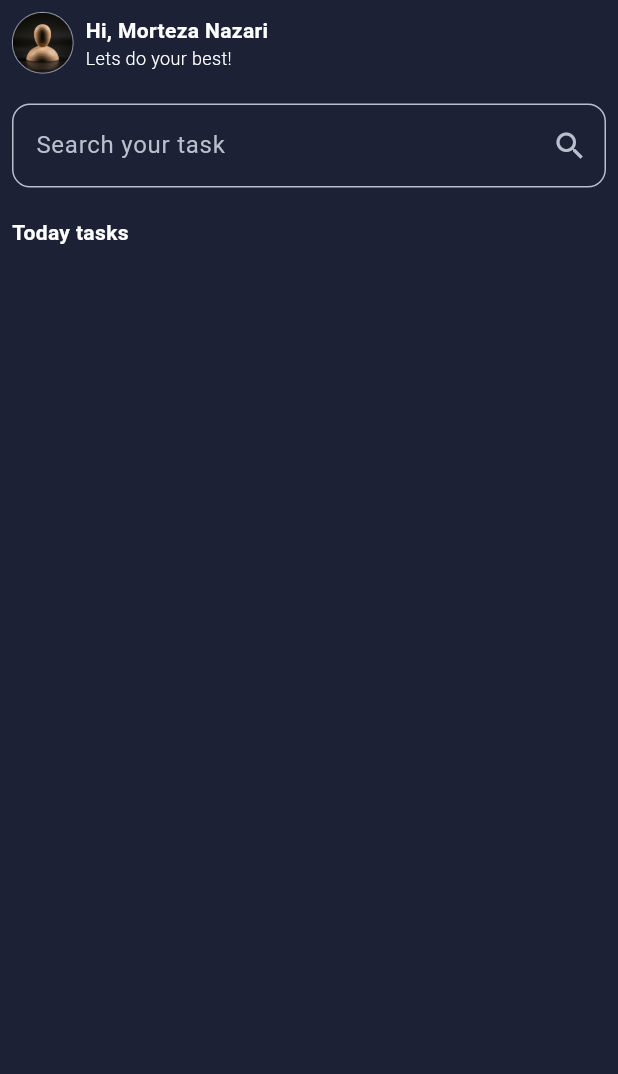
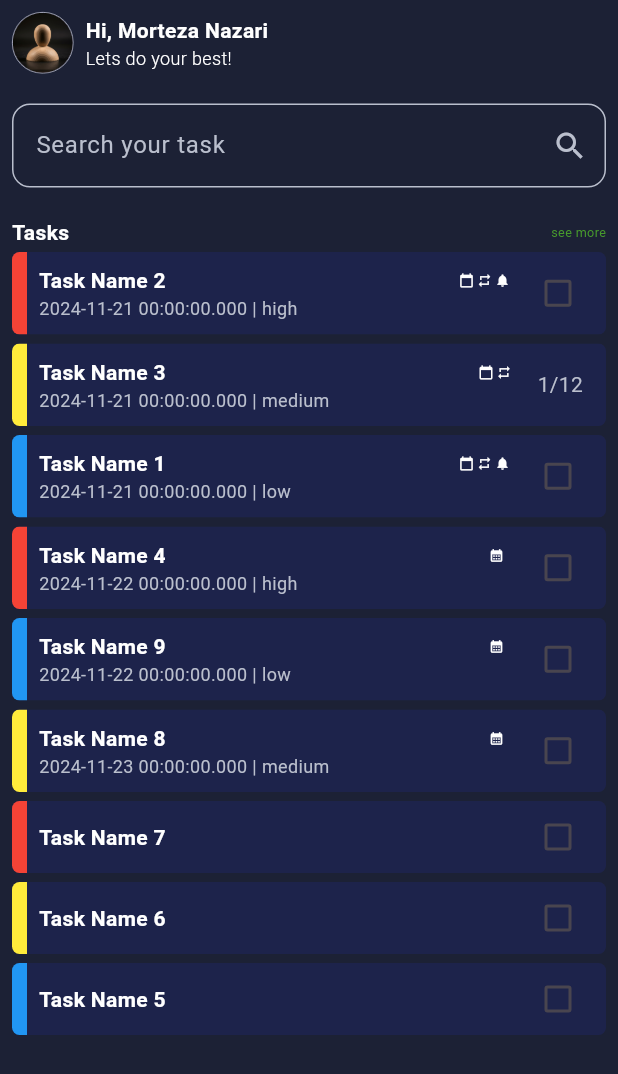
Before and after one commit to mortezanazari-hub/emendo_flutter, a Flutter app: the screen it shows after launch, on a phone screen of 412 x 824 dp. Shown: the top 1074 px of the screen. Run offline on Flutter 3.47's test engine with Material 3 defaults, Android fonts, the phone set to English and light mode, and no system bars; our stand-ins replace bloc, dio, equatable, flutter_bloc, flutter_svg, get_it and 3 more.

Commit message:
task widgets home screen fake db task model

```diff
--- a/lib/Common/error_handling/check_exceptions.dart
+++ b/lib/Common/error_handling/check_exceptions.dart
@@ -1,4 +1,3 @@
-
 import 'package:dio/dio.dart';
 import 'data_state.dart';
 
@@ -6,7 +5,6 @@ class CheckExceptions {
   CheckExceptions(Object? error);
 
   static Future<DataFailed> response(Response? response) async {
-    print(response?.statusCode ?? "aaaa");
     switch (response?.statusCode ?? -1) {
       case 400:
         return DataFailed(response?.data['message'] ?? "Data was wrong");
@@ -17,20 +15,19 @@ class CheckExceptions {
       case 500:
         return const DataFailed("Server is Not Responding,");
       default:
-        if(response != null){
-          return DataFailed(response.data['message'] ?? "Please check your connection");
-        }else{
+        if (response != null) {
+          return DataFailed(
+              response.data['message'] ?? "Please check your connection");
+        } else {
           return const DataFailed("Please check your connection");
         }
     }
   }
 
   static Future<DataState> getError(Object error) async {
-    print("error: " + error.toString());
-    if(error is DioException){
+    if (error is DioException) {
       return response(error.response);
-    }else{
-      print(error.toString());
+    } else {
       return const DataFailed("There is an Error");
     }
   }
--- /dev/null
+++ b/lib/core/utils/is_today.dart
@@ -0,0 +1,8 @@
+class IsToday {
+  static bool isToday(DateTime date) {
+    final now = DateTime.now();
+    return date.year == now.year &&
+        date.month == now.month &&
+        date.day == now.day;
+  }
+}
--- a/lib/core/utils/on_dio_exception_handle.dart
+++ b/lib/core/utils/on_dio_exception_handle.dart
@@ -8,39 +8,30 @@ class OnDioExceptionHandle {
   void call() {
     switch (exception.type) {
       case DioExceptionType.connectionTimeout:
-        print("Connection timeout");
         break;
 
       case DioExceptionType.sendTimeout:
-        print("Send timeout");
         break;
 
       case DioExceptionType.receiveTimeout:
-        print("Receive timeout");
         break;
 
       case DioExceptionType.badCertificate:
-        print("Bad certificate");
         break;
 
       case DioExceptionType.badResponse:
-        print("Bad response: ${exception.response?.statusCode}");
         break;
 
       case DioExceptionType.cancel:
-        print("Request was cancelled");
         break;
 
       case DioExceptionType.connectionError:
-        print("Connection error: ${exception.message}");
         break;
 
       case DioExceptionType.unknown:
-        print("Unknown error: ${exception.message}");
         break;
 
       default:
-        print("Something went wrong");
         break;
     }
   }
--- a/lib/features/auth/domain/usecase/validate_email_usecase.dart
+++ b/lib/features/auth/domain/usecase/validate_email_usecase.dart
@@ -1,12 +1,9 @@
 import 'package:emendo/Common/error_handling/data_state.dart';
-import 'package:emendo/Common/param/register_param.dart';
 import 'package:emendo/config/usecase.dart';
 import 'package:emendo/di.dart';
 import 'package:emendo/features/auth/domain/repository/auth_repository.dart';
 
-
-class ValidateEmailUseCase implements UseCase<DataState,String> {
-
+class ValidateEmailUseCase implements UseCase<DataState, String> {
   @override
   Future<DataState<dynamic>> call({required String param}) {
     return locator<AuthRepository>().emailValidationRep(param);
--- a/lib/features/auth/presentation/widgets/result_icon.dart
+++ b/lib/features/auth/presentation/widgets/result_icon.dart
@@ -1,4 +1,3 @@
-import 'package:emendo/core/utils/app_const.dart';
 import 'package:flutter/material.dart';
 
 class ResultIcon extends StatefulWidget {
--- a/lib/features/home/presentation/pages/home_screen.dart
+++ b/lib/features/home/presentation/pages/home_screen.dart
@@ -1,5 +1,8 @@
 import 'package:emendo/core/utils/app_const.dart';
-import 'package:emendo/core/widgets/app_title_description.dart';
+import 'package:emendo/core/widgets/app_link_text.dart';
+import 'package:emendo/features/tasks/data/local/test_db_tasks.dart';
+import 'package:emendo/features/tasks/data/model/task_model.dart';
+import 'package:emendo/features/tasks/presentation/widget/task_view_model.dart';
 import 'package:flutter/material.dart';
 
 class HomeScreen extends StatefulWidget {
@@ -11,6 +14,35 @@ class HomeScreen extends StatefulWidget {
 
 class _HomeScreenState extends State<HomeScreen> {
   final _userFullName = "Morteza Nazari";
+  late List<TaskModel> sortedTasks;
+
+  void sortTasks() {
+    sortedTasks = TestDbTasks.taskList.toList();
+    sortedTasks.sort((a, b) => a.compareTo(b));
+  }
+
+  @override
+  void initState() {
+    super.initState();
+    sortTasks();
+  }
+
+  int countAllSubTasks(TaskModel task) {
+    int count = task.subTasks?.length ?? 0;
+    task.subTasks?.forEach((subTask) {
+      count += countAllSubTasks(subTask);
+    });
+    return count;
+  }
+
+  int countCompletedSubTasks(TaskModel task) {
+    int count = 0;
+    task.subTasks?.forEach((subTask) {
+      if (subTask.isCompleted == true) count++;
+      count += countCompletedSubTasks(subTask);
+    });
+    return count;
+  }
 
   @override
   Widget build(BuildContext context) {
@@ -109,15 +141,34 @@ class _HomeScreenState extends State<HomeScreen> {
                 //space
                 SizedBox(height: 20),
 
-                //Today list items
+                //Tasks list items
                 Row(children: [
                   Text(
-                    "Today tasks",
+                    "Tasks",
                     style: TextStyle(
                         fontWeight: FontWeight.bold,
                         color: AppConst.secondColor),
                   ),
-                ])
+                  Spacer(),
+                  AppLinkText(text: "see more", onPressed: () {})
+                ]),
+
+                //tasks list
+                ListView.builder(
+                  shrinkWrap: true,
+                  physics: NeverScrollableScrollPhysics(),
+                  itemCount: TestDbTasks.taskList.length,
+                  itemBuilder: (context, index) {
+                    final task = sortedTasks.elementAt(index);
+                    final allTasksLength = countAllSubTasks(task);
+                    final completedTasksLength = countCompletedSubTasks(task);
+                    return TaskWidget(
+                      task,
+                      allTasksLength: allTasksLength,
+                      completedTasksLength: completedTasksLength,
+                    );
+                  },
+                ),
 
                 //end of body
               ],
--- /dev/null
+++ b/lib/features/tasks/data/local/test_db_tasks.dart
@@ -0,0 +1,84 @@
+import 'package:emendo/features/tasks/data/model/task_model.dart';
+
+class TestDbTasks {
+  static final taskList = {
+    TaskModel("Task Name 1",
+        specificTime: true,
+        taskType: TaskType.onDay,
+        taskPriority: TaskPriority.low,
+        dueDate: DateTime(2024, 11, 21),
+        hasNotifications: true,
+        notificationType: NotificationType.both,
+        repeatedTask: true,
+        taskDescription: "${DateTime(2024, 11, 21)} | low",
+        repeatedTaskPeriod: RepeatedTaskPeriod.daily),
+    TaskModel("Task Name 2",
+        specificTime: true,
+        taskType: TaskType.onDay,
+        taskPriority: TaskPriority.high,
+        dueDate: DateTime(2024, 11, 21),
+        taskDescription: "${DateTime(2024, 11, 21)} | high",
+        hasNotifications: true,
+        notificationType: NotificationType.both,
+        repeatedTask: true,
+        repeatedTaskPeriod: RepeatedTaskPeriod.daily),
+    TaskModel("Task Name 3",
+        specificTime: true,
+        taskType: TaskType.onDay,
+        taskPriority: TaskPriority.medium,
+        dueDate: DateTime(2024, 11, 21),
+        taskDescription: "${DateTime(2024, 11, 21)} | medium",
+        hasNotifications: false,
+        notificationType: NotificationType.both,
+        repeatedTask: true,
+        repeatedTaskPeriod: RepeatedTaskPeriod.daily,
+        subTasks: {
+          TaskModel("sub task 1"),
+          TaskModel("sub task 2"),
+          TaskModel("sub task 3"),
+          TaskModel("sub task 4", subTasks: {
+            TaskModel("sub sub task 1"),
+            TaskModel("sub sub task 2"),
+            TaskModel("sub sub task 3"),
+            TaskModel("sub sub task 4", subTasks: {
+              TaskModel("sub sub sub task 1"),
+              TaskModel("sub sub sub task 2"),
+              TaskModel("sub sub sub task 3", isCompleted: true),
+              TaskModel("sub sub sub task 4")
+            })
+          })
+        }),
+    TaskModel("Task Name 4",
+        specificTime: true,
+        taskType: TaskType.onDay,
+        taskPriority: TaskPriority.high,
+        taskDescription: "${DateTime(2024, 11, 22)} | high",
+        dueDate: DateTime(2024, 11, 22)),
+    TaskModel(
+      "Task Name 5",
+      taskPriority: TaskPriority.low,
+    ),
+    TaskModel(
+      "Task Name 6",
+      taskPriority: TaskPriority.medium,
+      specificTime: false,
+      dueDate: DateTime(2024, 11, 21),
+    ),
+    TaskModel(
+      "Task Name 7",
+      taskPriority: TaskPriority.high,
+    ),
+    TaskModel("Task Name 8",
+        specificTime: true,
+        taskType: TaskType.onDay,
+        taskPriority: TaskPriority.medium,
+        taskDescription: "${DateTime(2024, 11, 23)} | medium",
+        dueDate: DateTime(2024, 11, 23)),
+    TaskModel("Task Name 9",
+        specificTime: true,
+        taskType: TaskType.onDay,
+        taskPriority: TaskPriority.low,
+        taskDescription: "${DateTime(2024, 11, 22)} | low",
+        dueDate: DateTime(2024, 11, 22)),
+  };
+}
--- a/lib/features/tasks/data/model/task_model.dart
+++ b/lib/features/tasks/data/model/task_model.dart
@@ -1,19 +1,64 @@
 class TaskModel {
-  late String taskName;
-  List<TaskModel>? subTasks;
+  String taskName;
+  Set<TaskModel> subTasks;
   String? taskDescription;
-  TaskPriority? taskPriority;
-  bool? isCompleted;
-  bool? specificTime;
-  TaskType? taskType;
-  DateTime? specificDateTime;
+  TaskPriority taskPriority;
+  bool isCompleted;
+  bool specificTime;
+  TaskType taskType;
   DateTime? dueDate;
-  DateTime? startEvent;
   DateTime? endEvent;
-  bool? hasNotifications;
-  NotificationType? notificationType;
-  bool? repeatedTask;
-  RepeatedTaskPeriod? repeatedTaskPeriod;
+  bool hasNotifications;
+  NotificationType notificationType;
+  bool repeatedTask;
+  RepeatedTaskPeriod repeatedTaskPeriod;
+
+  TaskModel(this.taskName,
+      {this.subTasks = const {},
+      this.taskDescription,
+      this.taskPriority = TaskPriority.medium,
+      this.isCompleted = false,
+      this.specificTime = false,
+      this.taskType = TaskType.onDay,
+      this.dueDate,
+      this.endEvent,
+      this.hasNotifications = false,
+      this.notificationType = NotificationType.both,
+      this.repeatedTask = false,
+      this.repeatedTaskPeriod = RepeatedTaskPeriod.daily});
+
+  DateTime? get effectiveDueDate {
+    if (specificTime && dueDate != null) {
+      return dueDate;
+    }
+    return null;
+  }
+
+  @override
+  int compareTo(TaskModel other) {
+    if (specificTime != other.specificTime) {
+      return specificTime ? -1 : 1;
+    }
+
+    DateTime? thisEffectiveDueDate = effectiveDueDate;
+    DateTime? otherEffectiveDueDate = other.effectiveDueDate;
+
+    if (thisEffectiveDueDate != null && otherEffectiveDueDate == null) {
+      return -1;
+    } else if (thisEffectiveDueDate == null && otherEffectiveDueDate != null) {
+      return 1;
+    }
+
+    if (thisEffectiveDueDate != null && otherEffectiveDueDate != null) {
+      int dateComparison =
+          thisEffectiveDueDate.compareTo(otherEffectiveDueDate);
+      if (dateComparison != 0) {
+        return dateComparison;
+      }
+    }
+
+    return this.taskPriority.index.compareTo(other.taskPriority.index);
+  }
 }
 
 enum TaskPriority { high, medium, low }
--- /dev/null
+++ b/lib/features/tasks/presentation/widget/task_view_model.dart
@@ -0,0 +1,139 @@
+import 'package:emendo/core/utils/app_const.dart';
+import 'package:emendo/core/utils/is_today.dart';
+import 'package:emendo/features/tasks/data/model/task_model.dart';
+import 'package:flutter/material.dart';
+
+class TaskWidget extends StatefulWidget {
+  final TaskModel task;
+  final int allTasksLength;
+  final int completedTasksLength;
+
+  const TaskWidget(this.task,
+      {required this.allTasksLength,
+      required this.completedTasksLength,
+      super.key});
+
+  @override
+  _TaskWidgetState createState() => _TaskWidgetState();
+}
+
+class _TaskWidgetState extends State<TaskWidget> {
+  @override
+  Widget build(BuildContext context) {
+    final task = widget.task;
+    return Container(
+      margin: EdgeInsets.symmetric(vertical: 3),
+      child: ClipRRect(
+        borderRadius: BorderRadius.circular(5),
+        child: Container(
+          height: task.taskDescription != null ? 55 : 48,
+          decoration: BoxDecoration(color: Color(0xff1c2735ff)),
+          child: Row(
+            crossAxisAlignment: CrossAxisAlignment.start,
+            children: [
+              Container(
+                width: 10,
+                decoration: BoxDecoration(
+                  color: task.taskPriority == TaskPriority.high
+                      ? Colors.red
+                      : task.taskPriority == TaskPriority.medium
+                          ? Colors.yellow
+                          : Colors.blue,
+                ),
+              ),
+              SizedBox(width: 8),
+              Expanded(
+                child: Column(
+                  crossAxisAlignment: CrossAxisAlignment.start,
+                  mainAxisAlignment: MainAxisAlignment.center,
+                  children: [
+                    // SizedBox(height: 8),
+                    //task name and icons
+                    Row(
+                      children: [
+                        //task name
+                        Text(
+                          task.taskName,
+                          style: TextStyle(
+                            color: AppConst.secondColor,
+                            fontWeight: FontWeight.bold,
+                          ),
+                        ),
+                        Spacer(),
+                        //calendar icon
+                        if (task.specificTime == true &&
+                            task.dueDate != null &&
+                            IsToday.isToday(task.dueDate!))
+                          Icon(
+                            Icons.calendar_today,
+                            size: 10,
+                            color: AppConst.secondColor,
+                          ),
+                        if (task.specificTime == true &&
+                            task.dueDate != null &&
+                            !IsToday.isToday(task.dueDate!))
+                          Icon(
+                            Icons.calendar_month,
+                            size: 10,
+                            color: AppConst.secondColor,
+                          ),
+                        SizedBox(width: 2),
+                        //repeat icon
+                        if (task.repeatedTask == true)
+                          Icon(
+                            Icons.repeat,
+                            size: 10,
+                            color: AppConst.secondColor,
+                          ),
+                        SizedBox(width: 2),
+                        //notification icon
+                        if (task.hasNotifications == true)
+                          Icon(
+                            Icons.notifications,
+                            size: 10,
+                            color: AppConst.secondColor,
+                          ),
+                      ],
+                    ),
+                    //description
+                    if (task.taskDescription != null)
+                      Text(
+                        task.taskDescription!,
+                        style: TextStyle(
+                          color: AppConst.disabledColor,
+                          fontSize: 12,
+                        ),
+                        maxLines: 1,
+                        overflow: TextOverflow.ellipsis,
+                      ),
+                  ],
+                ),
+              ),
+              SizedBox(width: 8),
+              Column(
+                crossAxisAlignment: CrossAxisAlignment.center,
+                mainAxisAlignment: MainAxisAlignment.center,
+                children: [
+                  SizedBox(width: 45),
+                  task.subTasks.isEmpty
+                      ? Checkbox(
+                          value: task.isCompleted!,
+                          onChanged: (status) {
+                            setState(() {
+                              task.isCompleted = status!;
+                            });
+                          })
+                      : Text(
+                          "${widget.completedTasksLength}/${widget.allTasksLength}",
+                          style: TextStyle(color: AppConst.disabledColor),
+                        )
+                ],
+              ),
+              SizedBox(width: 8)
+            ],
+          ),
+        ),
+      ),
+    );
+  }
+}
--- a/lib/main.dart
+++ b/lib/main.dart
@@ -3,7 +3,6 @@ import 'package:emendo/features/auth/presentation/blocs/auth_bloc/auth_bloc.dart
 import 'package:emendo/features/home/presentation/pages/home_screen.dart';
 import 'package:flutter/material.dart';
 import 'package:flutter_bloc/flutter_bloc.dart';
-import 'features/splash/screens/splash_screen.dart';
 
 void main() async {
   WidgetsFlutterBinding.ensureInitialized();
```
Also changed, not shown: lib/config/shared_oprator.dart (+5 -4 lines), lib/features/auth/presentation/pages/verification_screen.dart (+9 -8 lines), lib/features/splash/screens/splash_screen.dart (+12 -8 lines).
